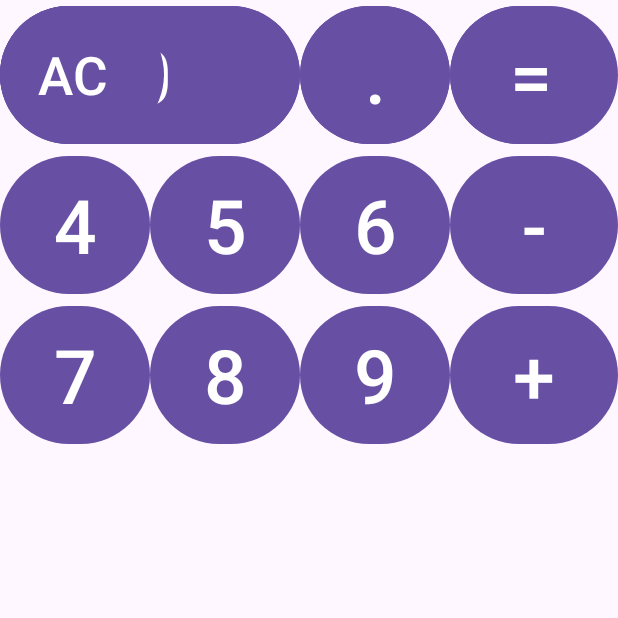
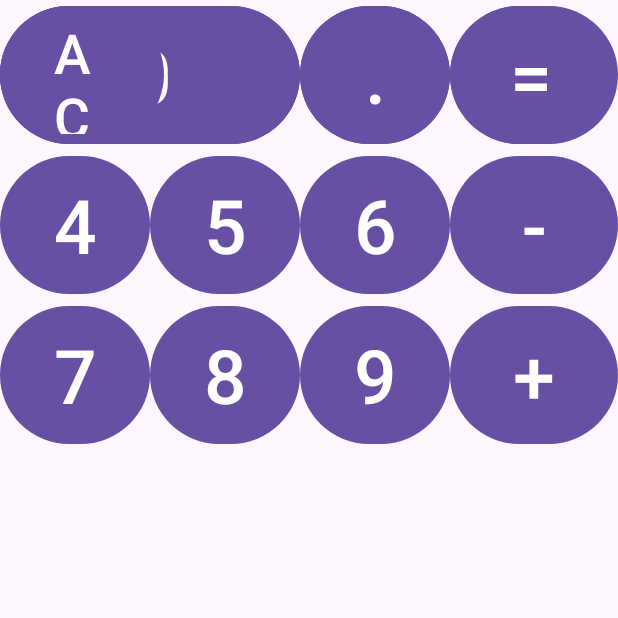
Before and after one commit to YaliMeron/CALCULATE, an Android app: the screen it shows after launch (MainActivity), on a phone screen of 412 x 824 dp, the top half of it. Run offline under Robolectric (Android 15) with nearby library versions, the phone set to English and light mode, and no system bars.

Commit message:
first version

```diff
--- a/app/src/main/res/layout/activity_main.xml
+++ b/app/src/main/res/layout/activity_main.xml
@@ -174,7 +174,7 @@
         android:layout_width="96dp"
         android:layout_height="99dp"
         android:text="AC"
-        android:textSize="35dp"
+        android:textSize="36.38094902038574218749dp"
         tools:layout_editor_absoluteX="203dp"
         tools:layout_editor_absoluteY="232dp" />
 
```
